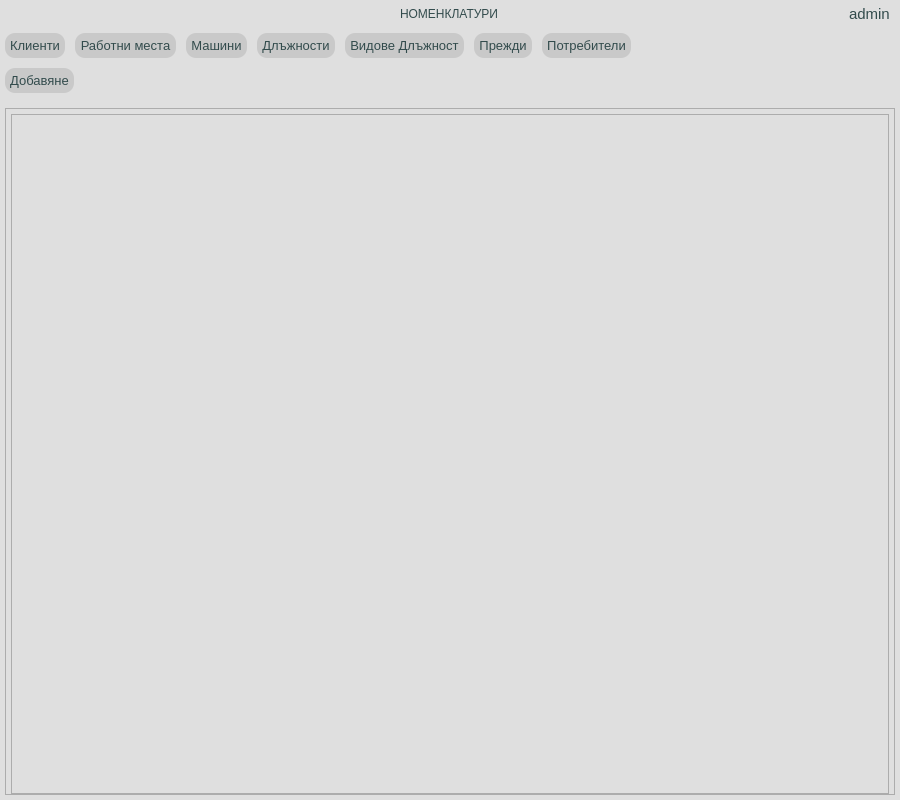
First picture: the form in app/ui/widgets/customParametersWidget.ui, repository DevilPhp/WorkSalary.v01, before the edit.
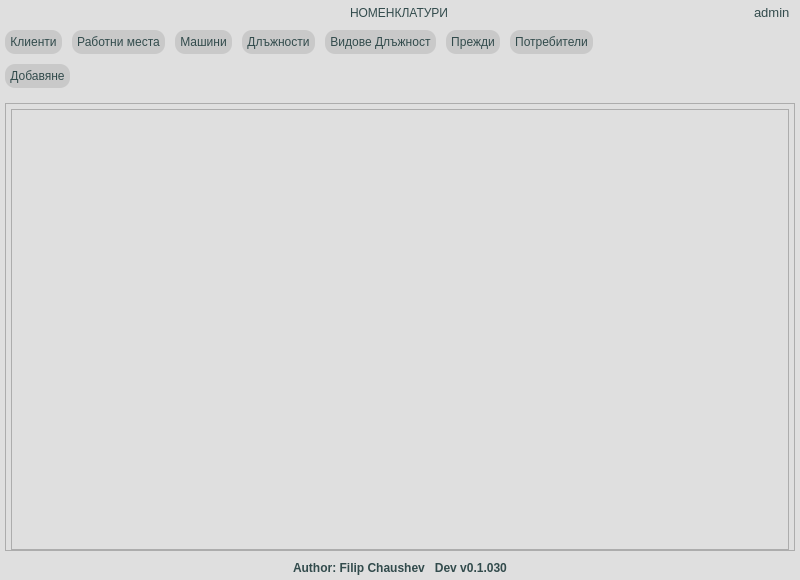
Second picture: the form after the edit. Icons and pictures are not drawn.

Patch:
```diff
--- a/app/ui/widgets/customParametersWidget.ui
+++ b/app/ui/widgets/customParametersWidget.ui
@@ -6,14 +6,14 @@
    <rect>
     <x>0</x>
     <y>0</y>
-    <width>900</width>
-    <height>800</height>
+    <width>800</width>
+    <height>580</height>
    </rect>
   </property>
   <property name="minimumSize">
    <size>
-    <width>900</width>
-    <height>800</height>
+    <width>800</width>
+    <height>580</height>
    </size>
   </property>
   <property name="windowTitle">
@@ -22,7 +22,7 @@
   <property name="styleSheet">
    <string notr="true">*{
 	background-color: #dfdfdf;
-	font: 600 12pt &quot;Segoe UI&quot;;
+	font: 600 9pt &quot;Segoe UI&quot;;
 	color: #324b4c;
 }
 
@@ -40,7 +40,7 @@
 	border: none;
 	border-radius: 10px;
 	padding: 5px;
-	font-size: 10pt;
+	font-size: 9pt;
 }
 
 QPushButton:hover{
@@ -54,7 +54,7 @@
 
 QLineEdit, QDateEdit{
 	border: none;
-	font-size: 11pt;
+	font-size: 9pt;
 	border-bottom: 1px solid #7c9399;
 }
 
@@ -81,7 +81,7 @@
 }
 
 #pageTitle {
-	font: 700 13pt &quot;Segoe UI&quot;;
+	font: 700 11pt &quot;Segoe UI&quot;;
 }
 
 #userIcon, #logoutBtn{
@@ -95,15 +95,15 @@
 
 
 #usernameLabel {
-	font-size: 11pt;
+	font-size: 10pt;
 }
 
 #workerPlaceLineEdit, #workerPositionLineEdit {
-	font-weight: 700;
+	font-weight: 600;
 }
 
 #widget_3 * {
-	font-size: 11pt;
+	font-size: 10pt;
 }</string>
   </property>
   <layout class="QVBoxLayout" name="verticalLayout">
@@ -190,7 +190,7 @@
           <widget class="QWidget" name="userHolder" native="true">
            <layout class="QHBoxLayout" name="horizontalLayout_3">
             <property name="spacing">
-             <number>10</number>
+             <number>3</number>
             </property>
             <property name="leftMargin">
              <number>0</number>
@@ -215,8 +215,8 @@
               </property>
               <property name="iconSize">
                <size>
-                <width>24</width>
-                <height>24</height>
+                <width>18</width>
+                <height>18</height>
                </size>
               </property>
              </widget>
@@ -235,8 +235,8 @@
               </property>
               <property name="iconSize">
                <size>
-                <width>24</width>
-                <height>24</height>
+                <width>18</width>
+                <height>18</height>
                </size>
               </property>
              </widget>
@@ -404,8 +404,8 @@
        <rect>
         <x>0</x>
         <y>0</y>
-        <width>888</width>
-        <height>673</height>
+        <width>788</width>
+        <height>435</height>
        </rect>
       </property>
       <layout class="QVBoxLayout" name="verticalLayout_12">
@@ -446,16 +446,16 @@
            <widget class="QTableView" name="parametersTableView">
             <property name="styleSheet">
              <string notr="true">QHeaderView:section{
-	font: 700 10.5pt &quot;Segoe UI&quot;;
+	font: 700 9pt &quot;Segoe UI&quot;;
 	background-color: #dfdfdf;
-	padding: 5px;
+	padding: 3px;
 }
-QVerticalView:section{
-	min-height: 30;
+QHeaderView:section:vertical {
+	min-height: 15px;
 }
 QAbstractItemView{
 	alternate-background-color: #d3d3d3;
-	font: 10.5pt &quot;Segoe UI&quot;;
+	font: 8pt &quot;Segoe UI&quot;;
 	selection-background-color: rgba(198, 228, 254, 45);
 	selection-color: #324b4c;
 	focus: none;
@@ -484,6 +484,12 @@
             <attribute name="verticalHeaderVisible">
              <bool>false</bool>
             </attribute>
+            <attribute name="verticalHeaderMinimumSectionSize">
+             <number>20</number>
+            </attribute>
+            <attribute name="verticalHeaderDefaultSectionSize">
+             <number>20</number>
+            </attribute>
            </widget>
           </item>
          </layout>
@@ -493,6 +499,42 @@
      </widget>
     </widget>
    </item>
+   <item alignment="Qt::AlignHCenter|Qt::AlignVCenter">
+    <widget class="QWidget" name="widget_2" native="true">
+     <layout class="QHBoxLayout" name="horizontalLayout_6">
+      <property name="spacing">
+       <number>0</number>
+      </property>
+      <property name="leftMargin">
+       <number>0</number>
+      </property>
+      <property name="topMargin">
+       <number>0</number>
+      </property>
+      <property name="rightMargin">
+       <number>0</number>
+      </property>
+      <property name="bottomMargin">
+       <number>0</number>
+      </property>
+      <item>
+       <widget class="QLabel" name="footerLabel">
+        <property name="font">
+         <font>
+          <family>Segoe UI</family>
+          <pointsize>9</pointsize>
+          <italic>false</italic>
+          <bold>true</bold>
+         </font>
+        </property>
+        <property name="text">
+         <string>Author: Filip Chaushev   Dev v0.1.030</string>
+        </property>
+       </widget>
+      </item>
+     </layout>
+    </widget>
+   </item>
   </layout>
  </widget>
  <resources>
```
Left out of the diff: 1 changed line with no effect on the pictures.
